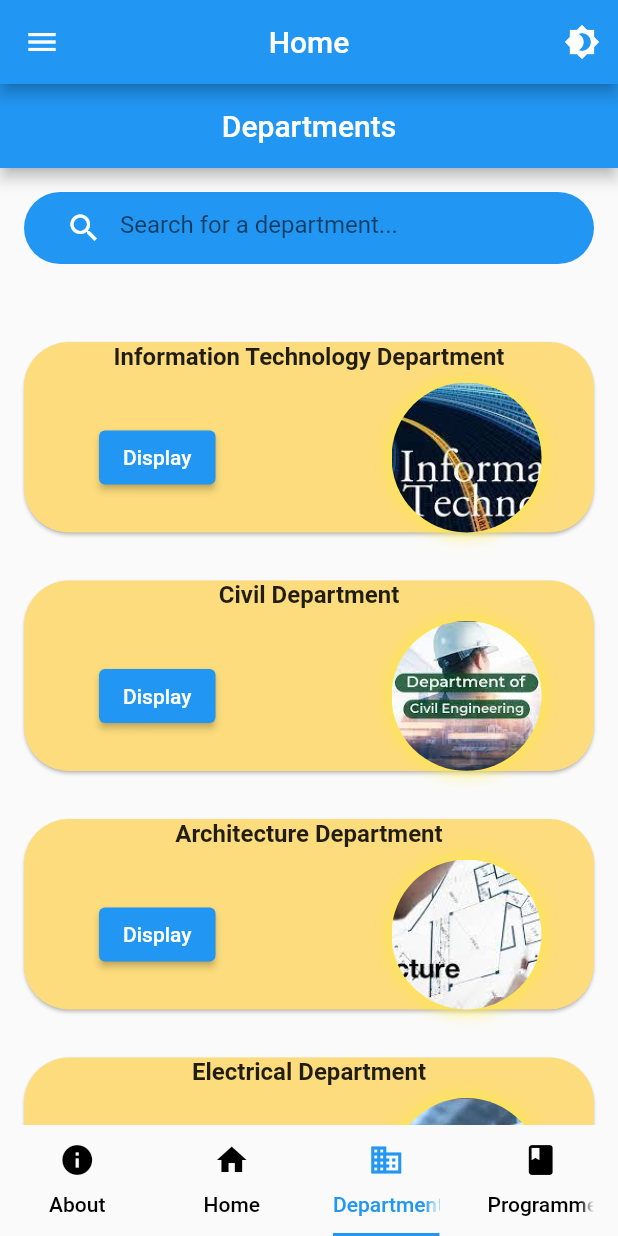
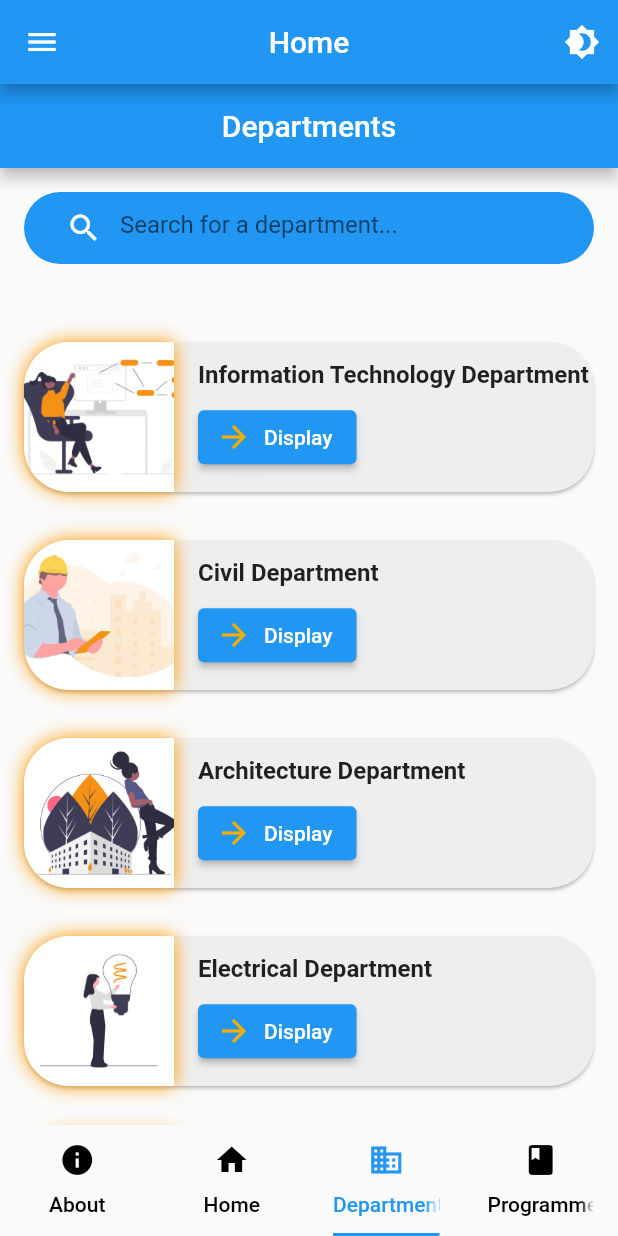
Before and after one commit to Pralad02210217/PIMS, a Flutter app: the screen it shows after launch, item 3 of the bottom bar chosen, on a phone screen of 412 x 824 dp. Run offline on Flutter 3.47's test engine with Material 2 defaults, Android fonts, the phone set to English and light mode, and no system bars; our stand-ins replace google_fonts, skeleton_text; missing offline and left inert: postgres.

Commit message:
Change in Department UI

```diff
--- a/lib/Departments/Department.dart
+++ b/lib/Departments/Department.dart
@@ -1,12 +1,6 @@
-// lib/Departments/Department.dart
+import 'package:flutter/material.dart';
 
-import 'package:flutter/material.dart';
-import 'package:programme_information_management_system/Departments/ArchitectDepartment/ADepartment.dart';
-import 'ITDepartment/ITDepartment.dart';
-import 'ECEDepartment/ECEDepartment.dart';
-import 'EDepartment/EDepartment.dart';
-import 'ScienceDepartment/ScienceDepartment.dart';
-import 'CDepartment/CDepartment.dart'; // Import the ITDepartment.dart file
+import 'CDepartment/CDepartment.dart';
 
 class DepartmentPage extends StatelessWidget {
   @override
@@ -18,9 +12,9 @@ class DepartmentPage extends StatelessWidget {
       ),
       body: Column(
         children: [
-          SearchBar(), // Create a custom SearchBar widget
+          SearchBar(),
           SizedBox(height: 20),
-          DepartmentList(), // Create a custom DepartmentList widget
+          DepartmentList(),
         ],
       ),
     );
@@ -33,7 +27,7 @@ class SearchBar extends StatelessWidget {
     return Container(
       decoration: BoxDecoration(
         color: Colors.blue,
-        borderRadius: BorderRadius.circular(50), // Create a rounded shape
+        borderRadius: BorderRadius.circular(50),
       ),
       margin: EdgeInsets.all(16),
       padding: EdgeInsets.symmetric(horizontal: 16),
@@ -55,41 +49,42 @@ class DepartmentList extends StatelessWidget {
     List<DepartmentData> departments = [
       DepartmentData(
         name: 'Information Technology Department',
-        image: 'assets/IT.jpeg',
+        image: 'assets/undraw_Software_engineer_re_tnjc.png',
       ),
       DepartmentData(
         name: 'Civil Department',
-        image: 'assets/civil.jpeg',
+        image: 'assets/undraw_QA_engineers_dg5p.png',
       ),
       DepartmentData(
         name: 'Architecture Department',
-        image: 'assets/archi.jpeg',
+        image: 'assets/undraw_urban_design_kpu8.png',
       ),
       DepartmentData(
         name: 'Electrical Department',
-        image: 'assets/electrical.jpeg',
+        image: 'assets/undraw_electricity_k2ft.png',
       ),
       DepartmentData(
         name: 'Electronic and Communication Department',
-        image: 'assets/ECE.jpeg',
+        image: 'assets/undraw_circuit_sdmr.png',
       ),
       DepartmentData(
         name: 'Science And Humanities Department',
-        image: 'assets/SCi.jpeg',
+        image: 'assets/undraw_Science_re_mnnr.png',
       ),
       // Add more department data for other departments
     ];
 
     return Expanded(
       child: ListView(
-        scrollDirection: Axis.vertical, // Make the list scroll vertically
+        scrollDirection: Axis.vertical,
         children: departments.map((department) {
           return DepartmentCard(
             name: department.name,
             image: department.image,
             onTap: () {
               // Define navigation when the department card is tapped
-              Navigator.push(context, MaterialPageRoute(builder: (context) => CDepartmentPage()));
+              Navigator.push(context,
+                  MaterialPageRoute(builder: (context) => CDepartmentPage()));
             },
           );
         }).toList(),
@@ -107,7 +102,6 @@ class DepartmentData {
     required this.image,
   });
 }
-
 
 class DepartmentCard extends StatelessWidget {
   final String name;
@@ -127,61 +121,62 @@ class DepartmentCard extends StatelessWidget {
       child: Card(
         margin: EdgeInsets.all(16),
         shape: RoundedRectangleBorder(
-          borderRadius: BorderRadius.circular(30.0), // Set border radius to 30
+          borderRadius: BorderRadius.circular(30.0),
         ),
-        color: Color(0xFFFCDC7C), // Set the card color to #fcdc7c
+        color: Colors.grey[200],
+        child: Row(
+          children: [
+            Container(
+              width: 100,
+              height: 100,
+              decoration: BoxDecoration(
+                borderRadius: BorderRadius.only(
+                  topLeft: Radius.circular(30.0),
+                  bottomLeft: Radius.circular(30.0),
+                ),
+                boxShadow: [
+                  BoxShadow(
+                    color: Colors.orange,
+                    blurRadius: 10,
+                  ),
+                ],
+              ),
+              child: ClipRRect(
+                borderRadius: BorderRadius.only(
+                  topLeft: Radius.circular(30.0),
+                  bottomLeft: Radius.circular(30.0),
+                ),
+                child: Image.asset(
+                  image,
+                  fit: BoxFit.cover,
+                ),
+              ),
+            ),
+            SizedBox(width: 16),
+            Expanded(
               child: Column(
+                crossAxisAlignment: CrossAxisAlignment.start,
                 children: [
                   Text(
                     name,
-              textAlign: TextAlign.center,
                     style: TextStyle(
                       fontSize: 16,
                       fontWeight: FontWeight.bold,
                     ),
                   ),
                   SizedBox(height: 8),
-            Row(
-              mainAxisAlignment: MainAxisAlignment.spaceBetween,
-              children: [
-                Padding(
-                  padding: EdgeInsets.only(left: 50), // Add left margin to move the button inside
-                  child: ElevatedButton(
+                  ElevatedButton.icon(
                     onPressed: () {
                       // Add functionality to display department details
                     },
-                    child: Text('Display'),
+                    icon: Icon(
+                      Icons.arrow_forward,
+                      color: Color.fromARGB(255, 245, 173, 4),
                     ),
-                ),
-                Padding(
-                  padding: EdgeInsets.only(right: 35), // Adjust the margins for position
-                  child: Container(
-                    width: 100, // Set the width for the circular shape
-                    height: 100, // Set the height for the circular shape
-                    decoration: BoxDecoration(
-                      shape: BoxShape.circle, // Make it a circle
-                      boxShadow: [
-                        BoxShadow(
-                          color: Colors.yellow, // Glow color
-                          blurRadius: 10, // Adjust the glow effect
+                    label: Text('Display'),
                   ),
                 ],
               ),
-                    child: ClipOval(
-                      child: GlowingOverscrollIndicator(
-                        axisDirection: AxisDirection.down,
-                        color: Colors.yellow, // Glow color
-                        showLeading: false,
-                        showTrailing: false,
-                        child: Image.asset(
-                          image,
-                          fit: BoxFit.cover, // Fit the image within the container
-                        ),
-                      ),
-                    ),
-                  ),
-                ),
-              ],
             ),
           ],
         ),
--- a/lib/HomePage/LandingPage.dart
+++ b/lib/HomePage/LandingPage.dart
@@ -40,10 +40,10 @@ class _LandingPageState extends State<LandingPage> {
 
   List<String> imagePaths = [
     'assets/page-1/images/rectangle-2.png',
-    'assets/page-1/images/DSC03931.JPG',
-    'assets/page-1/images/DSC03938.JPG',
-    'assets/page-1/images/DSC03941.JPG',
-    'assets/page-1/images/DSC04026.JPG',
+    'assets/DSC03931.JPG',
+    'assets/DSC03938.JPG',
+    'assets/DSC03941.JPG',
+    'assets/DSC04026.JPG',
   ];
 
   TextStyle safeGoogleFont(
```
Also changed, not shown: 4 other files. Lines whose indentation alone changed are shown as unchanged.
